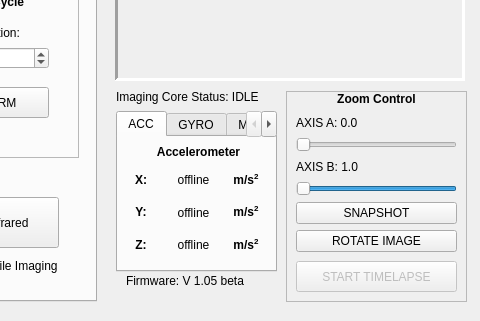
Qt form _ui/Clinostat.ui (CoCl-Jerry/SciSpin_Max_Dev) before a commit; both pictures show x 544 to 1024 and y 279 to 600 of the 1024 by 600 pixel window.
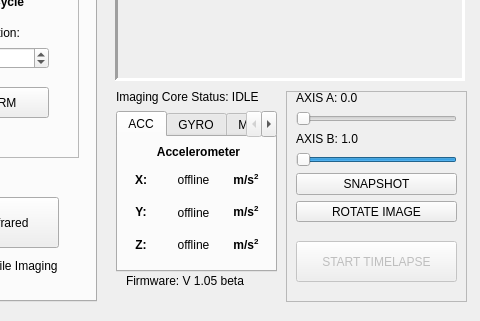
The same form after that commit. Icons and pictures are not drawn.

The edit to the form file:
```diff
--- a/_ui/Clinostat.ui
+++ b/_ui/Clinostat.ui
@@ -1812,17 +1812,10 @@
        <x>10</x>
        <y>0</y>
        <width>161</width>
-       <height>161</height>
+       <height>131</height>
       </rect>
      </property>
      <layout class="QVBoxLayout" name="verticalLayout_17">
-      <item>
-       <widget class="QLabel" name="zoomControl_label">
-        <property name="text">
-         <string>&lt;html&gt;&lt;head/&gt;&lt;body&gt;&lt;p align=&quot;center&quot;&gt;&lt;span style=&quot; font-weight:600;&quot;&gt;Zoom Control&lt;/span&gt;&lt;/p&gt;&lt;/body&gt;&lt;/html&gt;</string>
-        </property>
-       </widget>
-      </item>
       <item>
        <widget class="QLabel" name="xAxis_label">
         <property name="text">
@@ -1904,9 +1897,9 @@
      <property name="geometry">
       <rect>
        <x>10</x>
-       <y>170</y>
+       <y>150</y>
        <width>161</width>
-       <height>31</height>
+       <height>41</height>
       </rect>
      </property>
      <property name="text">
```
